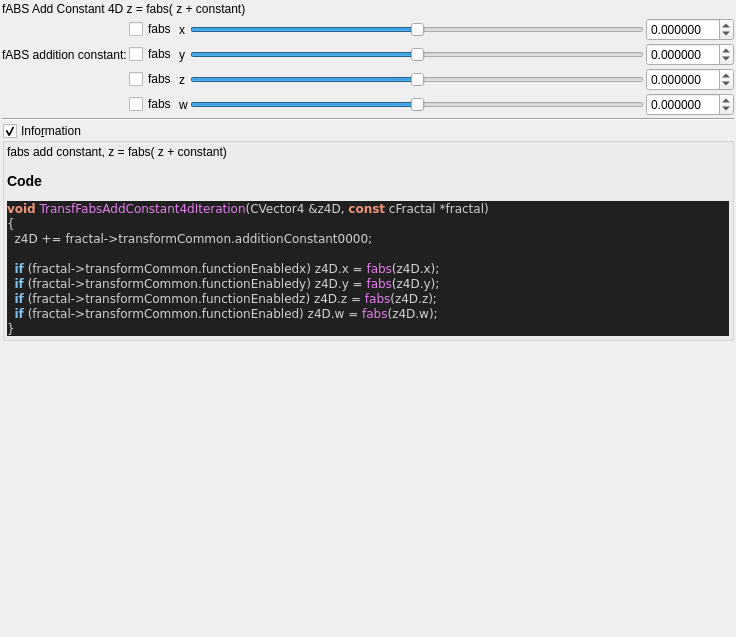
This is mandelbulber2/qt_data/fractal_transf_fabs_add_constant4d.ui in buddhi1980/mandelbulber2 as Qt 5 draws it before an edit. The edited form follows.
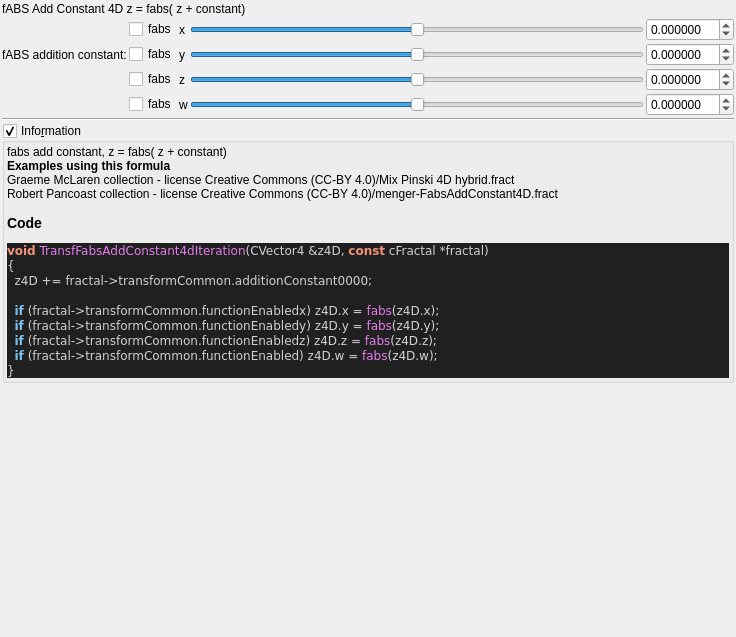
This is the edited form. Custom widgets are drawn as their Qt base class.

Commit message: populateUiInformation - mostly example usage to ui files

```diff
--- a/mandelbulber2/qt_data/fractal_transf_fabs_add_constant4d.ui
+++ b/mandelbulber2/qt_data/fractal_transf_fabs_add_constant4d.ui
@@ -339,7 +339,7 @@
         <property name="text">
          <string notr="true">&lt;p&gt;fabs add  constant,  z = fabs( z + constant)&lt;/p&gt;&lt;table&gt;
 &lt;/table&gt;
-&lt;h3&gt;Code&lt;/h3&gt;
+&lt;br&gt;&lt;b&gt;Examples using this formula&lt;/b&gt;&lt;br&gt;Graeme McLaren  collection - license Creative Commons  (CC-BY 4.0)/Mix Pinski 4D hybrid.fract&lt;br&gt;Robert Pancoast collection - license Creative Commons (CC-BY 4.0)/menger-FabsAddConstant4D.fract&lt;h3&gt;Code&lt;/h3&gt;
 &lt;body style=&quot;background-color:#202020&quot;&gt;
 &lt;pre style=&quot;color:#d0d0d0; background-color:#202020;  font-family:'Courier New',monospace;&quot;&gt;&lt;span style=&quot;color:#f09479; font-weight:bold&quot;&gt;void&lt;/span&gt; &lt;span style=&quot;color:#e47eed&quot;&gt;TransfFabsAddConstant4dIteration&lt;/span&gt;&lt;span style=&quot;color:#d0d0d0&quot;&gt;(&lt;/span&gt;CVector4 &lt;span style=&quot;color:#d0d0d0&quot;&gt;&amp;amp;&lt;/span&gt;z4D&lt;span style=&quot;color:#d0d0d0&quot;&gt;,&lt;/span&gt; &lt;span style=&quot;color:#f09479; font-weight:bold&quot;&gt;const&lt;/span&gt; cFractal &lt;span style=&quot;color:#d0d0d0&quot;&gt;*&lt;/span&gt;fractal&lt;span style=&quot;color:#d0d0d0&quot;&gt;)&lt;/span&gt;
 &lt;span style=&quot;color:#d0d0d0&quot;&gt;{&lt;/span&gt;
```
The commit also changes 57 other files.
